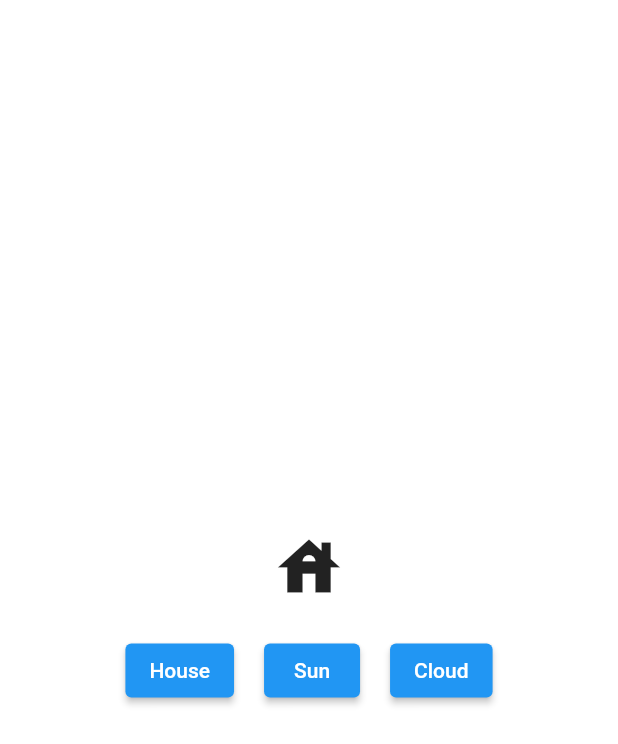
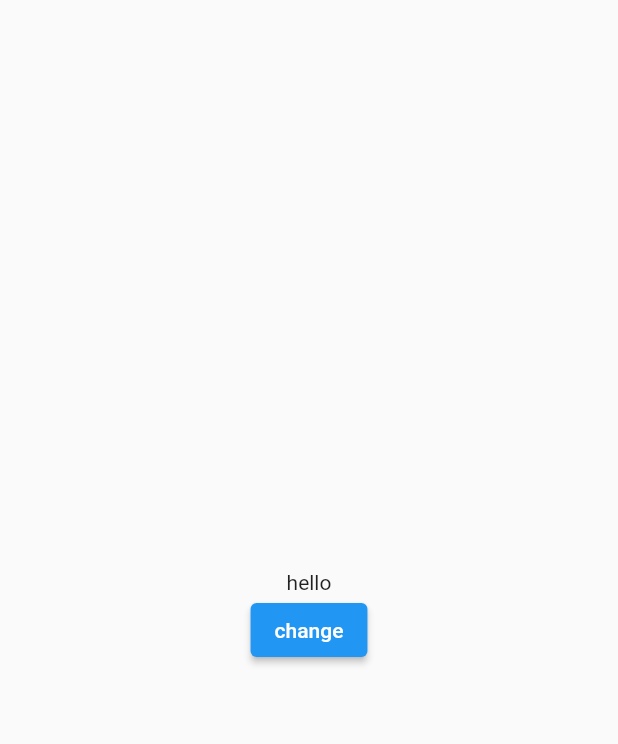
Before and after one commit to bulgaa1111/final_exam, a Flutter app: the screen it shows after launch, on a phone screen of 412 x 824 dp. Shown: the top 744 px of the screen. Run offline on Flutter 3.47's test engine with Material 2 defaults, Android fonts, the phone set to English and light mode, and no system bars; our stand-ins replace get_it.

Commit message:
icon changes

```diff
--- a/lib/home_screen/get_it.dart
+++ b/lib/home_screen/get_it.dart
@@ -1,8 +1,9 @@
+import 'package:example/home_screen/get_it.dart';
 import 'package:example/home_screen/home_screen_manager.dart';
 import 'package:get_it/get_it.dart';
 
 final getIt = GetIt.instance;
 
-void setUpGetIt() {
-  getIt.registerLazySingleton(() => homeScreenManager());
+void setupGetIt() {
+  getIt.registerLazySingleton(() => HomeScreenManager());
 }
--- a/lib/home_screen/home_screen.dart
+++ b/lib/home_screen/home_screen.dart
@@ -1,6 +1,6 @@
+import 'package:flutter/material.dart';
 import 'package:example/home_screen/get_it.dart';
 import 'package:example/home_screen/home_screen_manager.dart';
-import 'package:flutter/material.dart';
 
 class HomeScreen extends StatefulWidget {
   const HomeScreen({Key? key}) : super(key: key);
@@ -10,65 +10,45 @@ class HomeScreen extends StatefulWidget {
 }
 
 class _HomeScreenState extends State<HomeScreen> {
-  final manager = getIt<homeScreenManager>();
-// final iconList = [
-//   Icons.house,
-//   Icons.sunny,
-//   Icons.cloud,
-// ];
-  // var icon = Icons.house;
+  var myText = 'hello';
+  var isHello = true;
+  // final manager = getIt<HomeScreenManager>();
 
   @override
   Widget build(BuildContext context) {
-    return Center(
+    // return ValueListenableBuilder<Color>(
+    //     valueListenable: manager.colorNotifier,
+    //     builder: (context, color, child) {
+    return Scaffold(
+      // backgroundColor: color,
+      body: Center(
         child: Column(
           mainAxisAlignment: MainAxisAlignment.center,
           children: [
-          ValueListenableBuilder<MyIcon>(
-              valueListenable: manager.iconNotifier,
-              builder: (context, myIcon, child) {
-                if (myIcon == MyIcon.sun) {
-                  return Icon(Icons.sunny, size: 50);
-                } else if (myIcon == MyIcon.cloud) {
-                  return Icon(Icons.cloud, size: 50);
+            Text(myText),
+            ElevatedButton(
+              child: Text('change'),
+              onPressed: () {
+                // manager.chooseRed();
+                if (isHello) {
+                  myText = 'bye';
+                  isHello = false;
                 } else {
-                  return Icon(Icons.house, size: 50);
+                  myText = 'hello';
+                  isHello = true;
                 }
-              }),
-          SizedBox(height: 20),
-          Row(
-            mainAxisAlignment: MainAxisAlignment.center,
-            children: [
-              SizedBox(height: 20),
-              ElevatedButton(
-                onPressed: () {
-                  manager.chooseHouse();
-                  // icon = Icons.house;
                 setState(() {});
               },
-                child: Text('House'),
             ),
-              SizedBox(width: 20),
-              ElevatedButton(
-                onPressed: () {
-                  manager.chooseSun();
-                  // icon = Icons.sunny;
-                  setState(() {});
-                },
-                child: Text('Sun'),
+            // SizedBox(height: 20),
+            // ElevatedButton(
+            //   onPressed: () {
+            //     manager.chooseBlue();
+            //   },
+            //   child: Text('change'),
+            // ),
+          ],
         ),
-              SizedBox(width: 20),
-              ElevatedButton(
-                onPressed: () {
-                  manager.chooseCloud();
-                  // icon = Icons.cloud;
-                  setState(() {});
-                },
-                child: Text('Cloud'),
-              ),
-            ],
-          )
-        ],
       ),
     );
   }
--- a/lib/home_screen/home_screen_manager.dart
+++ b/lib/home_screen/home_screen_manager.dart
@@ -1,23 +1,14 @@
 import 'package:flutter/cupertino.dart';
+import 'package:flutter/material.dart';
 
-class homeScreenManager {
-  final iconNotifier = ValueNotifier<MyIcon>(MyIcon.house);
+class HomeScreenManager {
+  final colorNotifier = ValueNotifier<Color>(Colors.white);
 
-  void chooseHouse() {
-    iconNotifier.value = MyIcon.house;
+  void chooseRed() {
+    colorNotifier.value = Colors.red;
   }
 
-  void chooseSun() {
-    iconNotifier.value = MyIcon.sun;
-  }
-
-  void chooseCloud() {
-    iconNotifier.value = MyIcon.cloud;
+  void chooseBlue() {
+    colorNotifier.value = Colors.blue;
   }
 }
-
-enum MyIcon {
-  house,
-  sun,
-  cloud,
-}
--- a/lib/main.dart
+++ b/lib/main.dart
@@ -3,7 +3,7 @@ import 'package:example/home_screen/home_screen.dart';
 import 'package:flutter/material.dart';
 
 void main() {
-  setUpGetIt();
+  setupGetIt();
   runApp(const MyApp());
 }
 
--- a/pubspec.yaml
+++ b/pubspec.yaml
@@ -29,7 +29,9 @@ environment:
 dependencies:
   flutter:
     sdk: flutter
-  get_it: ^7.2.0
+  get_it: any
+
+
 
 
   # The following adds the Cupertino Icons font to your application.
```
Lines whose indentation alone changed are shown as unchanged.
